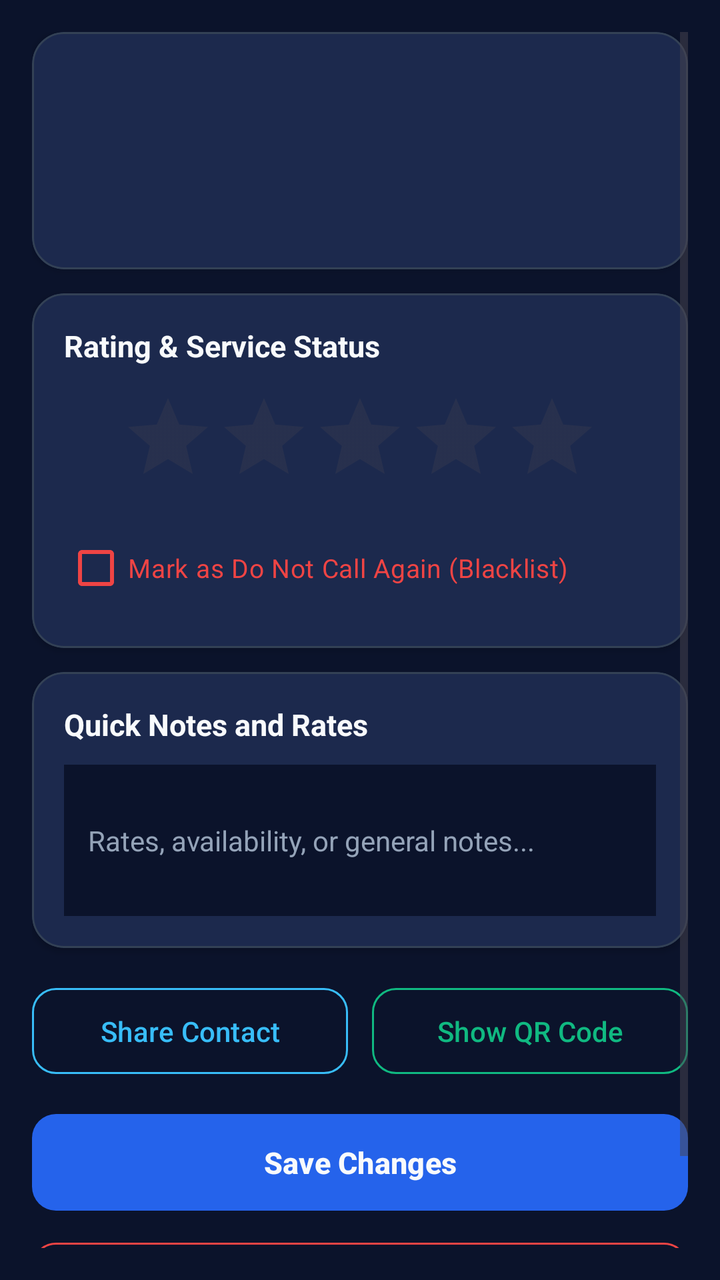
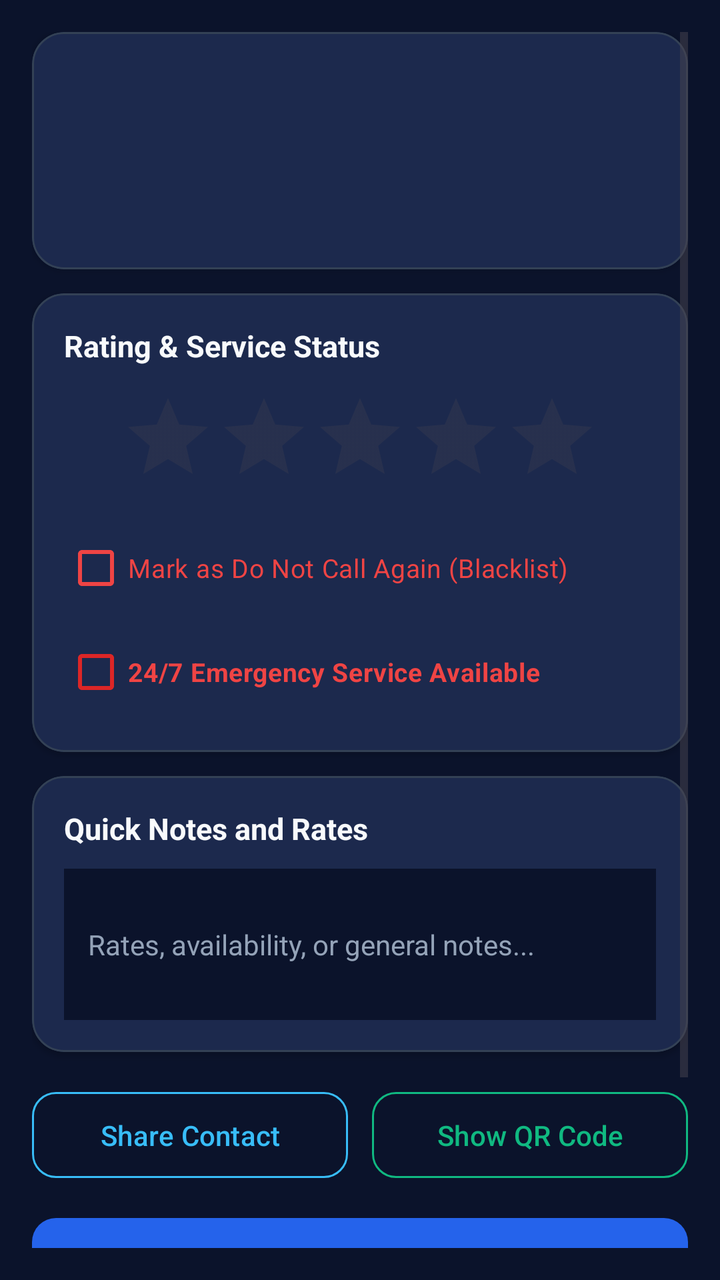

Two renders of the same Android screen: before a commit and after it. Below are the layout's source before the change and the commit's diff.
<!-- AndroidManifest.xml: application theme Theme.FixitBhai -->
<!-- res/layout/activity_contact_detail.xml -->
<?xml version="1.0" encoding="utf-8"?>
<ScrollView xmlns:android="http://schemas.android.com/apk/res/android"
    xmlns:app="http://schemas.android.com/apk/res-auto"
    android:layout_width="match_parent"
    android:layout_height="match_parent"
    android:background="@color/bg_dark"
    android:padding="16dp">

    <LinearLayout
        android:layout_width="match_parent"
        android:layout_height="wrap_content"
        android:orientation="vertical">

        
        <com.google.android.material.card.MaterialCardView
            android:layout_width="match_parent"
            android:layout_height="wrap_content"
            app:cardBackgroundColor="@color/surface_dark"
            app:cardCornerRadius="16dp"
            app:cardElevation="2dp"
            app:strokeColor="#334155"
            app:strokeWidth="1dp">

            <LinearLayout
                android:layout_width="match_parent"
                android:layout_height="wrap_content"
                android:gravity="center_horizontal"
                android:orientation="vertical"
                android:padding="20dp">

                <TextView
                    android:id="@+id/tvContactName"
                    android:layout_width="wrap_content"
                    android:layout_height="wrap_content"
                    android:textColor="@color/text_primary"
                    android:textSize="22sp"
                    android:textStyle="bold" />

                <TextView
                    android:id="@+id/tvContactCategory"
                    android:layout_width="wrap_content"
                    android:layout_height="wrap_content"
                    android:layout_marginTop="4dp"
                    android:textColor="@color/accent_blue"
                    android:textSize="14sp"
                    android:textStyle="bold" />

                <TextView
                    android:id="@+id/tvContactPhone"
                    android:layout_width="wrap_content"
                    android:layout_height="wrap_content"
                    android:layout_marginTop="6dp"
                    android:textColor="@color/text_secondary"
                    android:textSize="15sp" />

                <TextView
                    android:id="@+id/tvWarningBadge"
                    android:layout_width="wrap_content"
                    android:layout_height="wrap_content"
                    android:layout_marginTop="12dp"
                    android:background="#33EF4444"
                    android:paddingHorizontal="12dp"
                    android:paddingVertical="6dp"
                    android:text="DO NOT REHIRE / BAD SERVICE"
                    android:textColor="@color/accent_red"
                    android:textSize="12sp"
                    android:textStyle="bold"
                    android:visibility="gone" />
            </LinearLayout>
        </com.google.android.material.card.MaterialCardView>

        
        <com.google.android.material.card.MaterialCardView
            android:layout_width="match_parent"
            android:layout_height="wrap_content"
            android:layout_marginTop="12dp"
            app:cardBackgroundColor="@color/surface_dark"
            app:cardCornerRadius="16dp"
            app:cardElevation="2dp"
            app:strokeColor="#334155"
            app:strokeWidth="1dp">

            <LinearLayout
                android:layout_width="match_parent"
                android:layout_height="wrap_content"
                android:orientation="vertical"
                android:padding="16dp">

                <TextView
                    android:layout_width="wrap_content"
                    android:layout_height="wrap_content"
                    android:text="Rating &amp; Service Status"
                    android:textColor="@color/text_primary"
                    android:textSize="15sp"
                    android:textStyle="bold" />

                <RatingBar
                    android:id="@+id/ratingBar"
                    style="?android:attr/ratingBarStyle"
                    android:layout_width="wrap_content"
                    android:layout_height="wrap_content"
                    android:layout_gravity="center_horizontal"
                    android:layout_marginTop="12dp"
                    android:numStars="5"
                    android:progressTint="#F1C21B"
                    android:stepSize="1.0" />

                <CheckBox
                    android:id="@+id/cbDoNotCall"
                    android:layout_width="wrap_content"
                    android:layout_height="wrap_content"
                    android:layout_marginTop="8dp"
                    android:buttonTint="@color/accent_red"
                    android:text="Mark as Do Not Call Again (Blacklist)"
                    android:textColor="@color/accent_red"
                    android:textSize="13sp" />
            </LinearLayout>
        </com.google.android.material.card.MaterialCardView>

        
        <com.google.android.material.card.MaterialCardView
            android:layout_width="match_parent"
            android:layout_height="wrap_content"
            android:layout_marginTop="12dp"
            app:cardBackgroundColor="@color/surface_dark"
            app:cardCornerRadius="16dp"
            app:cardElevation="2dp"
            app:strokeColor="#334155"
            app:strokeWidth="1dp">

            <LinearLayout
                android:layout_width="match_parent"
                android:layout_height="wrap_content"
                android:orientation="vertical"
                android:padding="16dp">

                <TextView
                    android:layout_width="wrap_content"
                    android:layout_height="wrap_content"
                    android:text="Quick Notes and Rates"
                    android:textColor="@color/text_primary"
                    android:textSize="15sp"
                    android:textStyle="bold" />

                <EditText
                    android:id="@+id/etNotes"
                    android:layout_width="match_parent"
                    android:layout_height="wrap_content"
                    android:layout_marginTop="10dp"
                    android:background="@color/bg_dark"
                    android:hint="Rates, availability, or general notes..."
                    android:inputType="textMultiLine"
                    android:minLines="3"
                    android:padding="12dp"
                    android:textColor="@color/text_primary"
                    android:textColorHint="@color/text_muted"
                    android:textSize="14sp" />
            </LinearLayout>
        </com.google.android.material.card.MaterialCardView>

        
        <LinearLayout
            android:layout_width="match_parent"
            android:layout_height="wrap_content"
            android:layout_marginTop="16dp"
            android:orientation="horizontal"
            android:weightSum="2">

            <com.google.android.material.button.MaterialButton
                android:id="@+id/btnShareText"
                style="@style/SleekOutlinedButton"
                android:layout_width="0dp"
                android:layout_height="wrap_content"
                android:layout_marginEnd="6dp"
                android:layout_weight="1"
                android:text="Share Contact" />

            <com.google.android.material.button.MaterialButton
                android:id="@+id/btnShareQR"
                style="@style/SleekOutlinedButton"
                android:layout_width="0dp"
                android:layout_height="wrap_content"
                android:layout_marginStart="6dp"
                android:layout_weight="1"
                android:text="Show QR Code"
                android:textColor="@color/accent_green"
                app:strokeColor="@color/accent_green" />
        </LinearLayout>

        
        <com.google.android.material.button.MaterialButton
            android:id="@+id/btnSave"
            style="@style/SleekPrimaryButton"
            android:layout_width="match_parent"
            android:layout_height="wrap_content"
            android:layout_marginTop="12dp"
            android:text="Save Changes" />

        
        <com.google.android.material.button.MaterialButton
            android:id="@+id/btnDelete"
            style="@style/SleekOutlinedButton"
            android:layout_width="match_parent"
            android:layout_height="wrap_content"
            android:layout_marginTop="8dp"
            android:layout_marginBottom="24dp"
            android:text="Delete Contact"
            android:textColor="@color/accent_red"
            app:strokeColor="@color/accent_red" />

    </LinearLayout>
</ScrollView>
<!-- resources referenced by this layout -->
<resources>
  <color name="accent_blue">#38BDF8</color>
  <color name="accent_green">#10B981</color>
  <color name="accent_red">#EF4444</color>
  <color name="bg_dark">#0B132B</color>
  <color name="surface_dark">#1C2541</color>
  <color name="text_muted">#94A3B8</color>
  <color name="text_primary">#F8FAFC</color>
  <color name="text_secondary">#CBD5E1</color>
  <style name="SleekOutlinedButton" parent="Widget.Material3.Button.OutlinedButton">
          <item name="android:textColor">@color/accent_blue</item>
          <item name="strokeColor">@color/accent_blue</item>
          <item name="strokeWidth">1dp</item>
          <item name="cornerRadius">12dp</item>
          <item name="android:paddingVertical">12dp</item>
      </style>
  <style name="SleekPrimaryButton" parent="Widget.Material3.Button">
          <item name="backgroundTint">@color/primary_blue</item>
          <item name="android:textColor">@color/text_primary</item>
          <item name="android:textSize">15sp</item>
          <item name="android:textStyle">bold</item>
          <item name="cornerRadius">12dp</item>
          <item name="android:paddingVertical">14dp</item>
      </style>
  <style name="Theme.FixitBhai" parent="Theme.Material3.DayNight.NoActionBar">
          
          <item name="colorPrimary">@color/primary_blue</item>
          <item name="colorOnPrimary">@color/text_primary</item>
          <item name="colorPrimaryContainer">@color/surface_variant</item>
          <item name="colorOnPrimaryContainer">@color/text_primary</item>
  
          
          <item name="colorSecondary">@color/accent_blue</item>
          <item name="colorOnSecondary">@color/text_primary</item>
  
          
          <item name="android:windowBackground">@color/bg_dark</item>
          <item name="colorSurface">@color/surface_dark</item>
          <item name="colorOnSurface">@color/text_primary</item>
          <item name="colorSurfaceVariant">@color/surface_container</item>
          <item name="colorOnSurfaceVariant">@color/text_secondary</item>
  
          
          <item name="android:statusBarColor">@color/bg_dark</item>
          <item name="android:navigationBarColor">@color/bg_dark</item>
  
          
          <item name="materialCardViewStyle">@style/SleekCardStyle</item>
      </style>
  <color name="primary_blue">#2563EB</color>
  <color name="surface_variant">#3A506B</color>
  <color name="surface_container">#162032</color>
  <style name="SleekCardStyle" parent="Widget.Material3.CardView.Filled">
          <item name="cardBackgroundColor">@color/surface_dark</item>
          <item name="cardCornerRadius">16dp</item>
          <item name="strokeColor">@color/card_stroke</item>
          <item name="strokeWidth">1dp</item>
      </style>
  <color name="card_stroke">#2D3748</color>
</resources>

<!-- the commit's change to res/layout/activity_contact_detail.xml (unified diff, before → after) -->
@@ -114,6 +114,17 @@
                     android:text="Mark as Do Not Call Again (Blacklist)"
                     android:textColor="@color/accent_red"
                     android:textSize="13sp" />
+
+                <CheckBox
+                    android:id="@+id/cbEmergency"
+                    android:layout_width="wrap_content"
+                    android:layout_height="wrap_content"
+                    android:layout_marginTop="4dp"
+                    android:buttonTint="#DC2626"
+                    android:text="24/7 Emergency Service Available"
+                    android:textColor="#EF4444"
+                    android:textSize="13sp"
+                    android:textStyle="bold" />
             </LinearLayout>
         </com.google.android.material.card.MaterialCardView>
 
